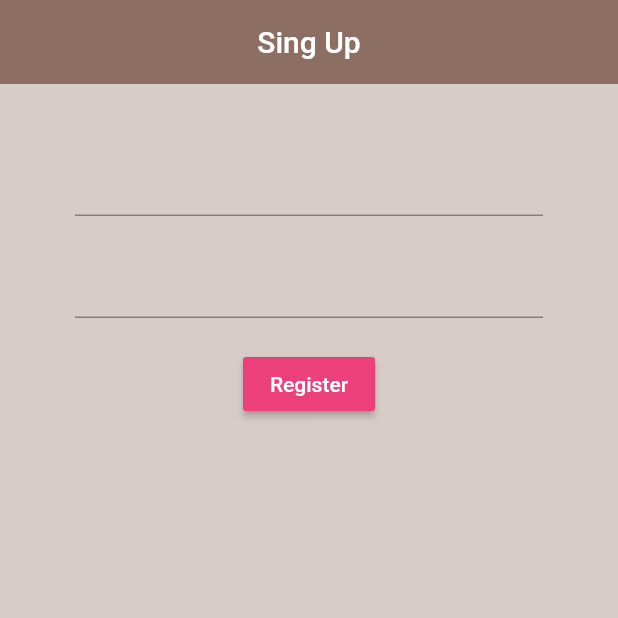
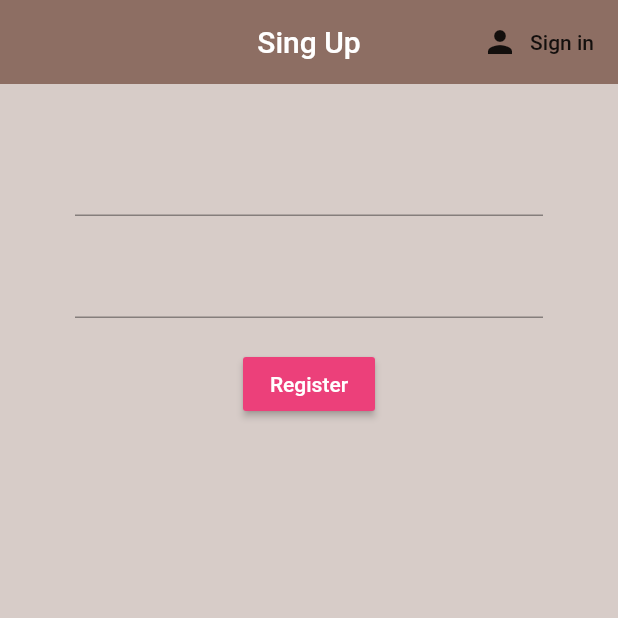
Before and after one commit to Kobietakoala/flluter_tutorial, a Flutter app: the screen it shows after launch, after a tap on "Register", on a phone screen of 412 x 824 dp, the top half of it. Run offline on Flutter 3.47's test engine with Material 2 defaults, Android fonts, the phone set to English and light mode, and no system bars; our stand-ins replace firebase_auth, flutter_spinkit; accounts and stored records are empty.

Commit message:
change view register<->sing in

```diff
--- a/brew_crew/lib/screens/authenticate/authenticate.dart
+++ b/brew_crew/lib/screens/authenticate/authenticate.dart
@@ -8,10 +8,24 @@ class Authenticate extends StatefulWidget {
 }
 
 class _AuthenticateState extends State<Authenticate> {
+
+  bool showSignIn = true;
+
+  void toogleView () {
+    setState(() => showSignIn = !showSignIn);
+  }
+
   @override
   Widget build(BuildContext context) {
-    return Container(
-      child: Register(),
-    );
+    if(showSignIn){
+      return Container(
+        child: SignIn(toggleView: toogleView),
+      );
+    }else{
+      return Container(
+        child: Register(toggleView: toogleView),
+      );
+    }
+
   }
 }
--- a/brew_crew/lib/screens/authenticate/register.dart
+++ b/brew_crew/lib/screens/authenticate/register.dart
@@ -3,6 +3,10 @@ import 'package:flutter/material.dart';
 
 
 class Register extends StatefulWidget {
+  final Function toggleView;
+
+  Register({this.toggleView});
+
   @override
   _RegisterState createState() => _RegisterState();
 }
@@ -24,6 +28,15 @@ class _RegisterState extends State<Register> {
         backgroundColor: Colors.brown[400],
         elevation: 0.0,
         centerTitle: true,
+        actions: [
+          FlatButton.icon(
+              onPressed: (){
+                widget.toggleView();
+              },
+              icon: Icon(Icons.person),
+              label: Text('Sign in')
+          )
+        ],
       ),
       body: Container(
         child: Padding(
--- a/brew_crew/lib/screens/authenticate/sign_in.dart
+++ b/brew_crew/lib/screens/authenticate/sign_in.dart
@@ -3,6 +3,11 @@ import 'package:flutter/material.dart';
 
 
 class SignIn extends StatefulWidget {
+
+  final Function toggleView;
+
+  SignIn({this.toggleView});
+
   @override
   _SignInState createState() => _SignInState();
 }
@@ -24,6 +29,15 @@ class _SignInState extends State<SignIn> {
         backgroundColor: Colors.brown[400],
         elevation: 0.0,
         centerTitle: true,
+        actions: [
+          FlatButton.icon(
+              onPressed: (){
+                widget.toggleView();
+              },
+              icon: Icon(Icons.person),
+              label: Text('Register')
+          )
+        ],
       ),
       body: Container(
         child: Padding(
```
